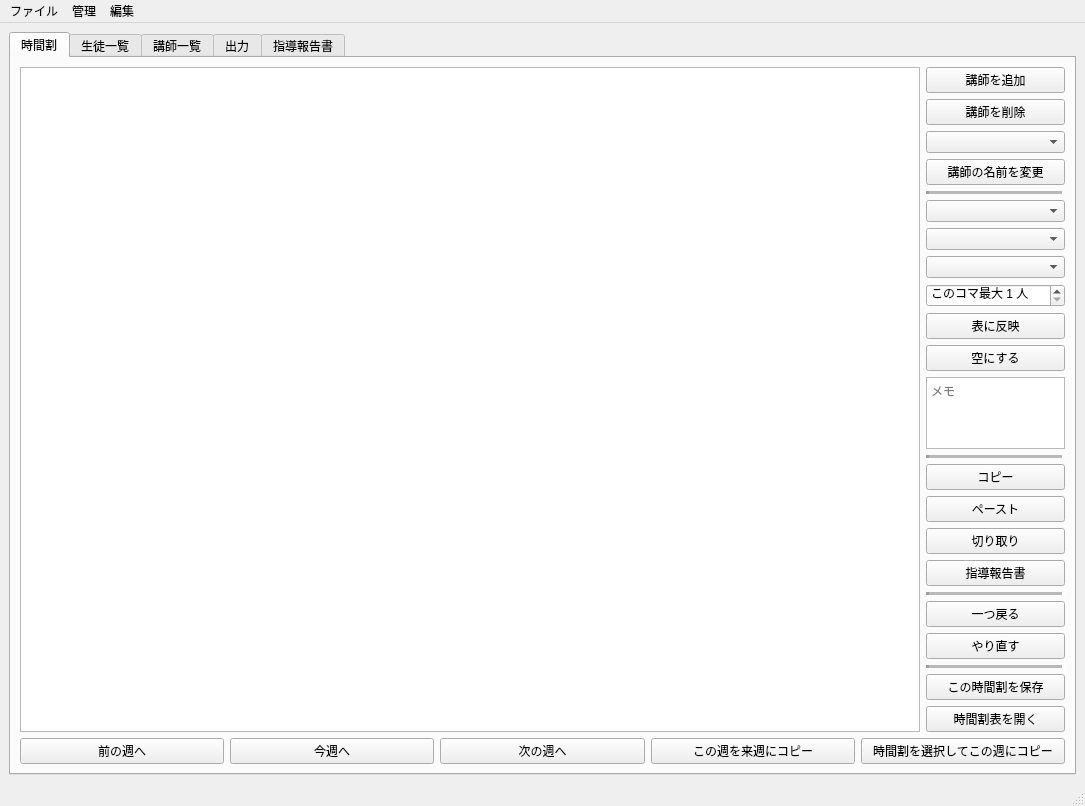
Before: the Qt Designer form mainwindow.ui in ROMEKANA/TimeTable, drawn with Qt 5.
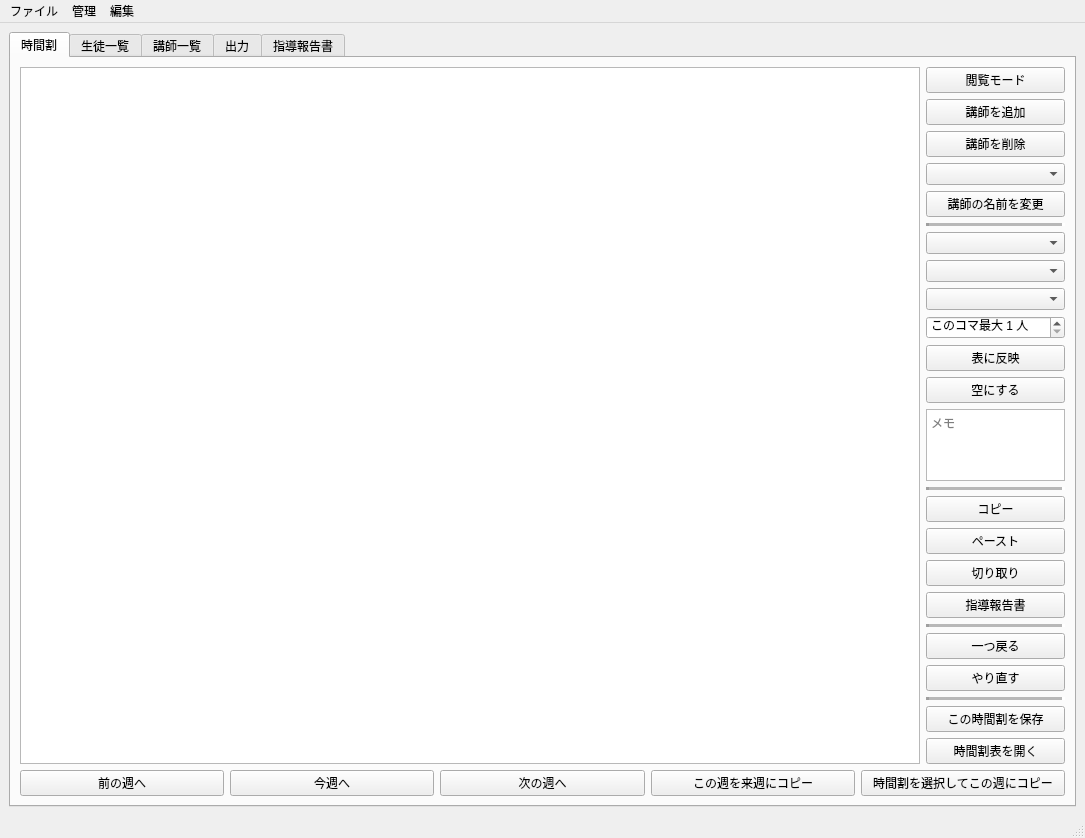
After: the same form once the commit is applied. Custom widgets are drawn as their Qt base class.

Commit message: v0.3.07 時間割に閲覧モードと編集ロック設定を追加

Diff of the .ui file:
```diff
--- a/mainwindow.ui
+++ b/mainwindow.ui
@@ -53,6 +53,16 @@
             <property name="sizeConstraint">
              <enum>QLayout::SizeConstraint::SetDefaultConstraint</enum>
             </property>
+            <item>
+             <widget class="QPushButton" name="scheduleEditModeButton">
+              <property name="text">
+               <string>閲覧モード</string>
+              </property>
+              <property name="toolTip">
+               <string>時間割の閲覧モードと編集モードを切り替えます</string>
+              </property>
+             </widget>
+            </item>
             <item>
              <widget class="QPushButton" name="addTeacherColumnButton">
               <property name="text">
```
The commit also changes 5 other files.
